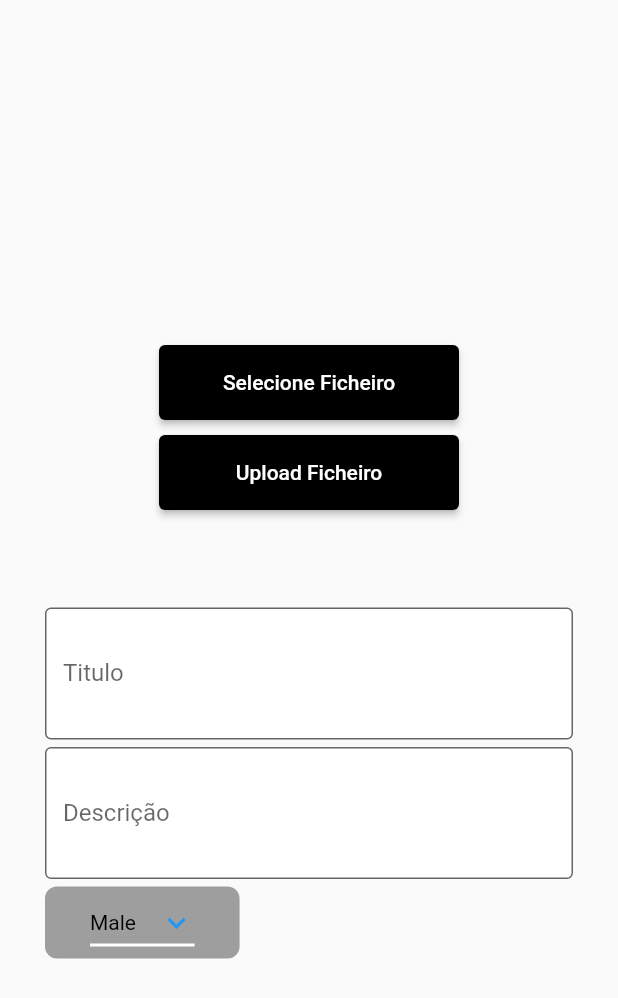
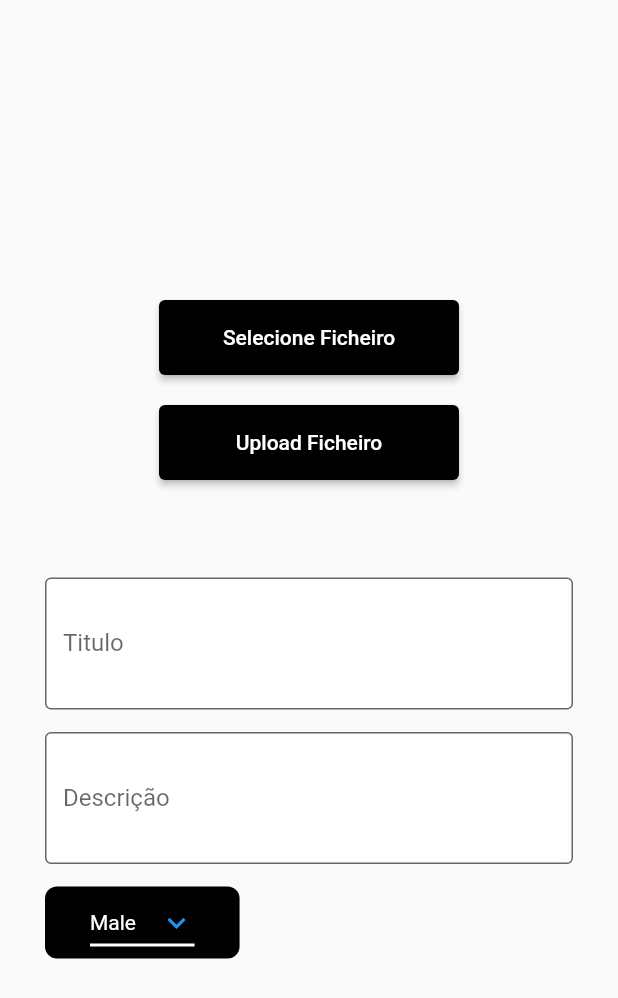
Before and after one commit to PauloBDev/Business-Angel-App, a Flutter app: the IdeaAddPage screen opened directly, on a phone screen of 412 x 824 dp. Shown: the top 998 px of the screen. Run offline on Flutter 3.47's test engine with Material 2 defaults, Android fonts, the phone set to English and light mode, and no system bars; our stand-ins replace cloud_firestore, file_picker, firebase_auth, firebase_core, firebase_storage, google_fonts; accounts and stored records are empty.

Commit message:
ideapage_add

```diff
--- a/ten_2023/lib/pages/add_idea_page.dart
+++ b/ten_2023/lib/pages/add_idea_page.dart
@@ -6,14 +6,12 @@
 
 // paulo / joão
 import 'dart:io';
-
 import 'package:file_picker/file_picker.dart';
 import 'package:firebase_storage/firebase_storage.dart';
 import 'package:flutter/material.dart';
 
 class IdeaAddPage extends StatefulWidget {
   const IdeaAddPage({super.key});
-
   @override
   State<IdeaAddPage> createState() => _IdeaAddPageState();
 }
@@ -39,7 +37,6 @@ class _IdeaAddPageState extends State<IdeaAddPage> {
   Future selectFile() async {
     final result = await FilePicker.platform.pickFiles();
     if (result == null) return;
-
     setState(() {
       pickedFile = result.files.first;
     });
@@ -48,8 +45,8 @@ class _IdeaAddPageState extends State<IdeaAddPage> {
   Future uploadFile() async {
     final path = 'images/${pickedFile!.name}';
     final file = File(pickedFile!.path!);
+    final ref = FirebaseStorage.instance.ref().child(path);
 
-    final ref = FirebaseStorage.instance.ref().child(path);
     setState(() {
       uploadTask = ref.putFile(file);
     });
@@ -68,8 +65,8 @@ class _IdeaAddPageState extends State<IdeaAddPage> {
           if (snapshot.hasData) {
             final data = snapshot.data!;
             double progress = data.bytesTransferred / data.totalBytes;
-
             return SizedBox(
+              height: 50,
               child: Stack(
                 fit: StackFit.expand,
                 children: [
@@ -82,7 +79,7 @@ class _IdeaAddPageState extends State<IdeaAddPage> {
                     child: Text(
                       "${(100 * progress).roundToDouble()}%",
                       style: const TextStyle(
-                        color: Colors.grey,
+                        color: Colors.black,
                       ),
                     ),
                   )
@@ -96,7 +93,6 @@ class _IdeaAddPageState extends State<IdeaAddPage> {
           }
         },
       );
-
   @override
   Widget build(BuildContext context) {
     return Scaffold(
@@ -105,16 +101,16 @@ class _IdeaAddPageState extends State<IdeaAddPage> {
         child: Column(
           mainAxisAlignment: MainAxisAlignment.center,
           children: [
-            const SizedBox(
-              height: 30,
-            ),
             if (pickedFile != null)
               Expanded(
-                child: Center(
-                  child: Image.file(
-                    File(pickedFile!.path!),
-                    width: double.infinity,
-                    fit: BoxFit.cover,
+                child: SafeArea(
+                  child: Container(
+                    color: Colors.grey,
+                    child: Center(
+                      child: Text(
+                        pickedFile!.name,
+                      ),
+                    ),
                   ),
                 ),
               ),
@@ -125,10 +121,10 @@ class _IdeaAddPageState extends State<IdeaAddPage> {
               height: 50,
               width: 200,
               child: ElevatedButton(
-                onPressed: selectFile,
                 style: ElevatedButton.styleFrom(
                   backgroundColor: Colors.black,
                 ),
+                onPressed: selectFile,
                 child: const Text(
                   "Selecione Ficheiro",
                   style: TextStyle(
@@ -138,16 +134,16 @@ class _IdeaAddPageState extends State<IdeaAddPage> {
               ),
             ),
             const SizedBox(
-              height: 10,
+              height: 20,
             ),
             SizedBox(
               height: 50,
               width: 200,
               child: ElevatedButton(
-                onPressed: uploadFile,
                 style: ElevatedButton.styleFrom(
                   backgroundColor: Colors.black,
                 ),
+                onPressed: uploadFile,
                 child: const Text(
                   "Upload Ficheiro",
                   style: TextStyle(
@@ -157,12 +153,9 @@ class _IdeaAddPageState extends State<IdeaAddPage> {
               ),
             ),
             const SizedBox(
-              height: 5,
+              height: 15,
             ),
             buildProgress(),
-            const SizedBox(
-              height: 10,
-            ),
             TextField(
               controller: _controllers[0],
               decoration: InputDecoration(
@@ -181,7 +174,7 @@ class _IdeaAddPageState extends State<IdeaAddPage> {
               ),
             ),
             const SizedBox(
-              height: 5,
+              height: 15,
             ),
             TextField(
               controller: _controllers[1],
@@ -201,7 +194,7 @@ class _IdeaAddPageState extends State<IdeaAddPage> {
               ),
             ),
             const SizedBox(
-              height: 5,
+              height: 15,
             ),
             Align(
               alignment: const Alignment(
@@ -211,7 +204,7 @@ class _IdeaAddPageState extends State<IdeaAddPage> {
               child: Container(
                 padding: const EdgeInsets.symmetric(horizontal: 30.0),
                 decoration: BoxDecoration(
-                  color: Colors.grey,
+                  color: Colors.black,
                   borderRadius: BorderRadius.circular(8),
                 ),
                 child: DropdownButton<String>(
@@ -238,9 +231,6 @@ class _IdeaAddPageState extends State<IdeaAddPage> {
                       value: value,
                       child: Text(
                         value,
-                        style: const TextStyle(
-                          color: Colors.black,
-                        ),
                       ),
                     );
                   }).toList(),
```
Also changed, not shown: 1 other file.
